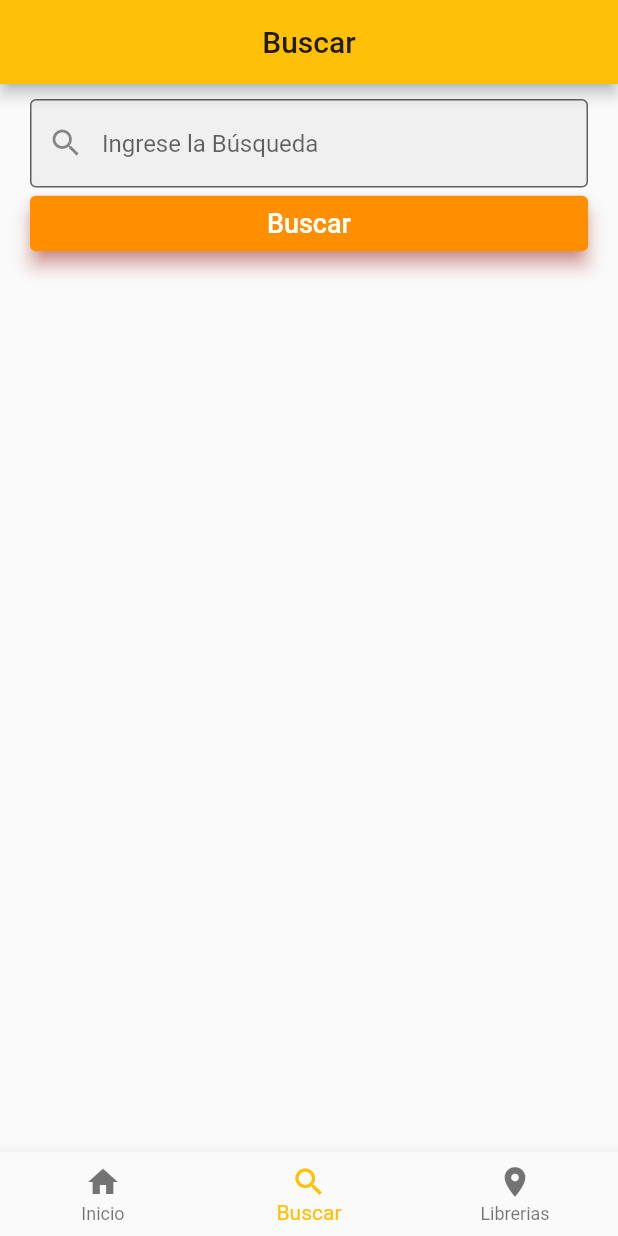
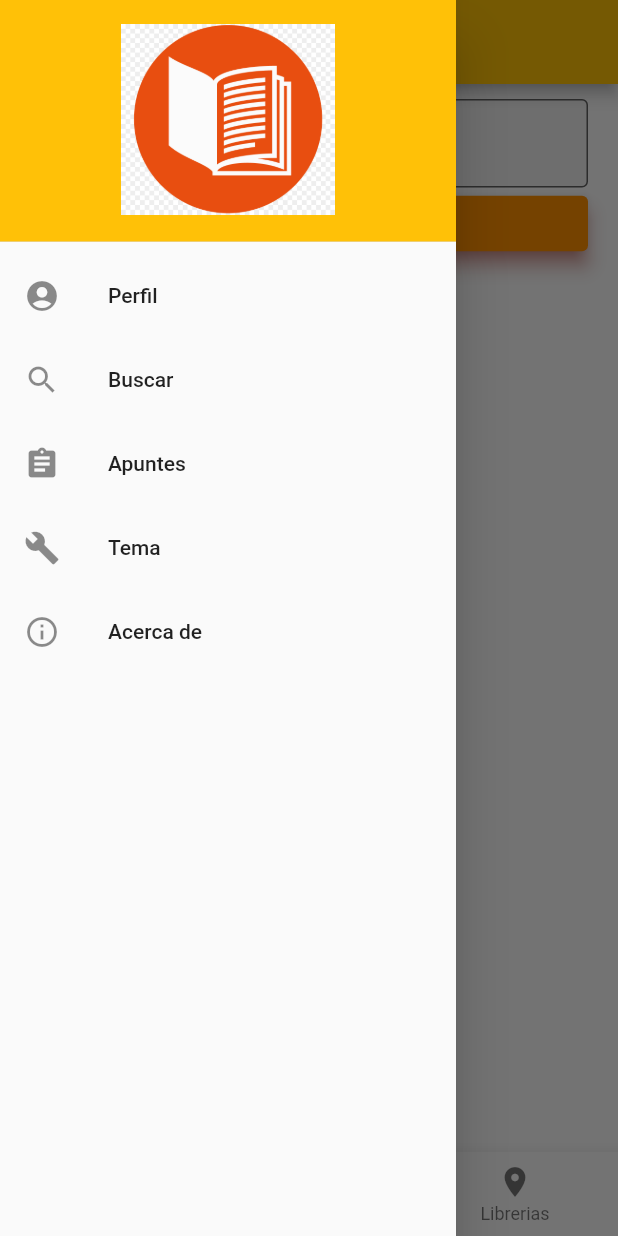
Before and after one commit to WiloCh/YourLibrary, a Flutter app: the screen it shows after launch, item 2 of the bottom bar chosen, with the side drawer open (before the commit the screen has no drawer), on a phone screen of 412 x 824 dp. Run offline on Flutter 3.47's test engine with Material 2 defaults, Android fonts, the phone set to English and light mode, and no system bars; our stand-ins replace image_picker; missing offline and left inert: cloudinary_public, progress_indicator; network calls fail.

Commit message:
Menu Lateral

```diff
--- a/yourlibrary/lib/src/pages/main_page.dart
+++ b/yourlibrary/lib/src/pages/main_page.dart
@@ -1,5 +1,6 @@
 import 'package:flutter/material.dart';
 import 'package:yourlibrary/src/utils/views.dart';
+import 'package:yourlibrary/src/widgets/content/ShowDrawer_widget.dart';
 import 'package:yourlibrary/src/widgets/content/addbook_widget.dart';
 
 class MainPage extends StatefulWidget {
@@ -31,6 +32,7 @@ class _MainPageState extends State<MainPage> {
       body: Container(
           margin: EdgeInsets.symmetric(horizontal: 10.0),
           child: contentWidget[_selectedIndex]),
+      drawer: Drawer(child: ShopDrawer()),
       floatingActionButton: _selectedIndex == 0
           ? FloatingActionButton(
               onPressed: () {
--- /dev/null
+++ b/yourlibrary/lib/src/widgets/content/ShowDrawer_widget.dart
@@ -0,0 +1,61 @@
+import 'package:flutter/material.dart';
+
+class ShopDrawer extends StatefulWidget {
+  ShopDrawer({Key? key}) : super(key: key);
+
+  @override
+  _ShopDrawerState createState() => _ShopDrawerState();
+}
+
+class _ShopDrawerState extends State<ShopDrawer> {
+  @override
+  Widget build(BuildContext context) {
+    return Container(
+      child: ListView(
+        padding: EdgeInsets.zero,
+        children: [
+          DrawerHeader(
+            decoration: BoxDecoration(
+              color: Colors.amber,
+            ),
+            child: Column(
+              children: [
+                Expanded(
+                  child: Image.asset('assets/images/LibroIcon.jpg'),
+                ),
+                SizedBox(
+                  height: 10.0,
+                ),
+              ],
+            ),
+          ),
+          ListTile(
+            leading: Icon(Icons.account_circle),
+            title: Text('Perfil'),
+            onTap: () {},
+          ),
+          ListTile(
+            leading: Icon(Icons.search),
+            title: Text('Buscar'),
+            onTap: () {},
+          ),
+          ListTile(
+            leading: Icon(Icons.assignment),
+            title: Text('Apuntes'),
+            onTap: () {},
+          ),
+          ListTile(
+            leading: Icon(Icons.build),
+            title: Text('Tema'),
+            onTap: () {},
+          ),
+          ListTile(
+            leading: Icon(Icons.info_outline),
+            title: Text('Acerca de'),
+            onTap: () {},
+          ),
+        ],
+      ),
+    );
+  }
+}
```
